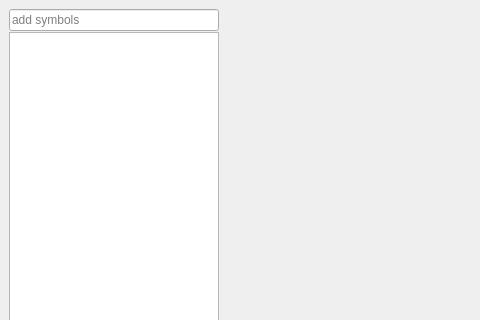
Qt form ui/mainwindow.ui (OpenImageDebugger/OpenImageDebugger) before a commit; both pictures show x 0 to 480 and y 0 to 320 of the 1024 by 768 pixel window.
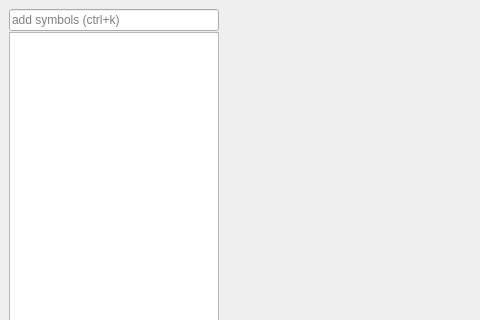
The same form after that commit. Custom widgets are drawn as their Qt base class.

Commit message: Create a shortcut for focusing the symbol list input

```diff
--- a/ui/mainwindow.ui
+++ b/ui/mainwindow.ui
@@ -61,7 +61,7 @@
            <string/>
           </property>
           <property name="placeholderText">
-           <string>add symbols</string>
+           <string>add symbols (ctrl+k)</string>
           </property>
          </widget>
         </item>
```
The commit also changes 2 other files.
